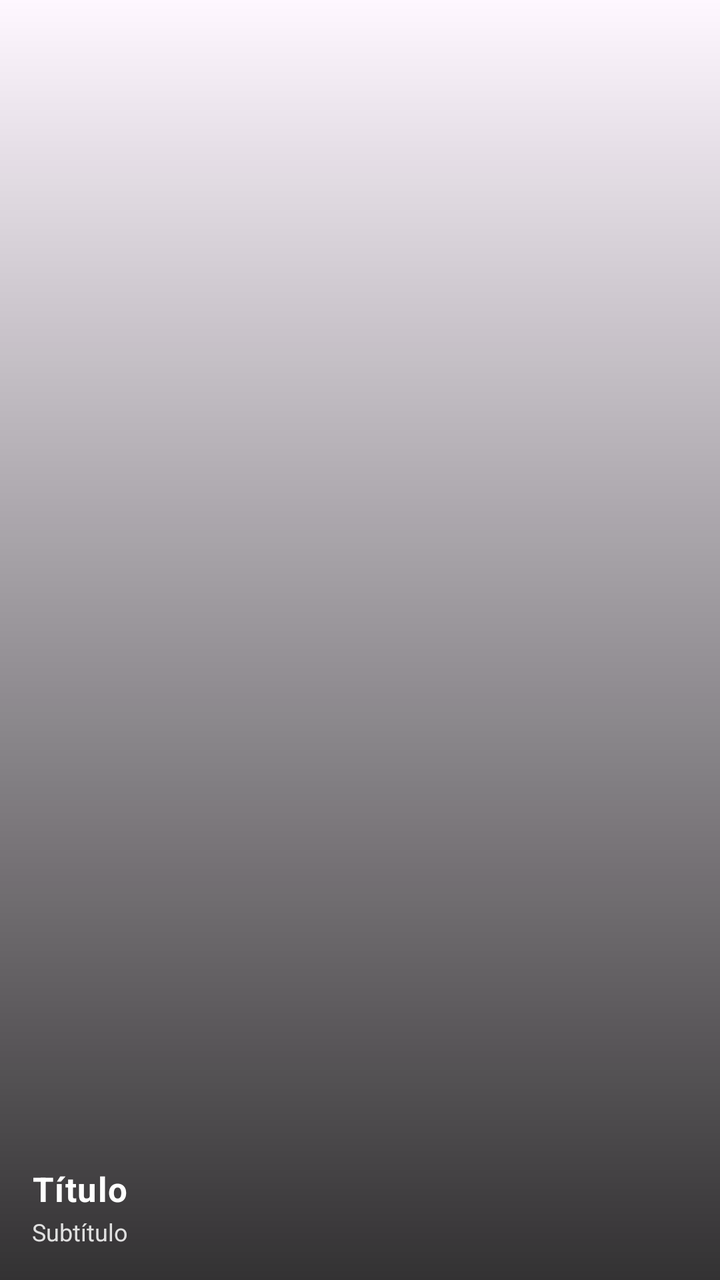
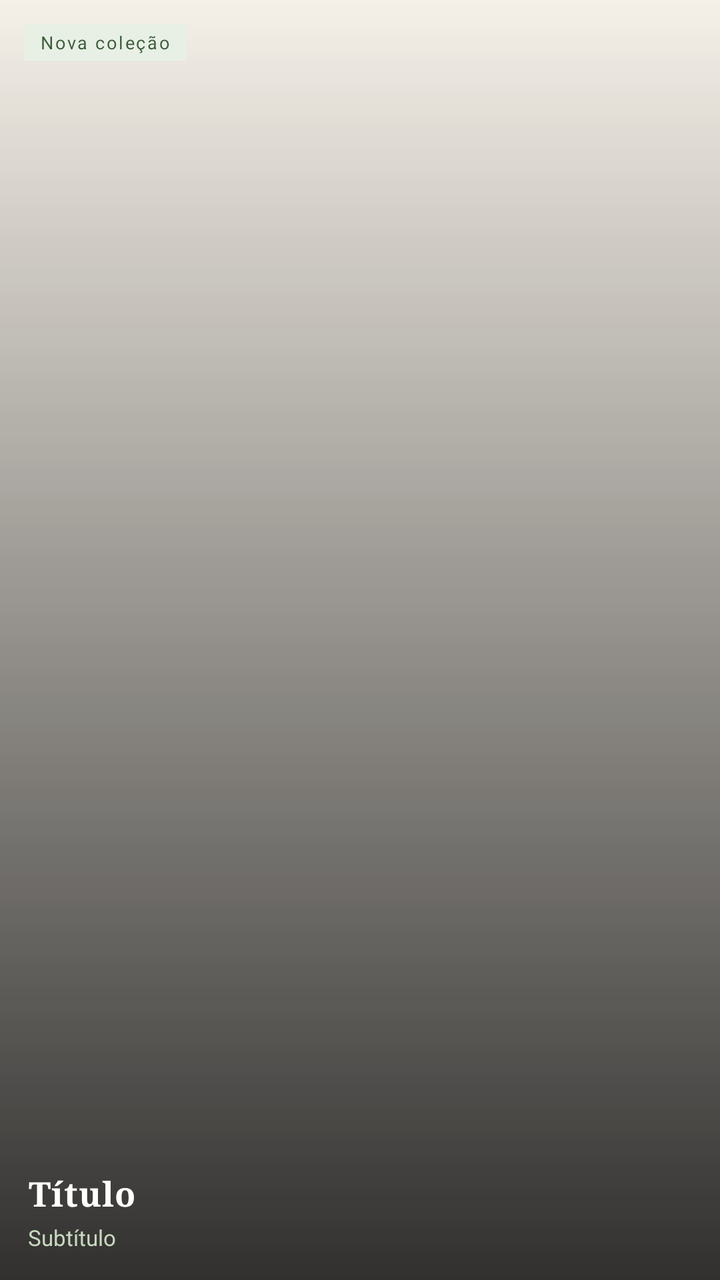

The first picture is an Android layout as it rendered before a commit; the second is the same layout after the commit. The layout source and the unified diff follow.
<!-- AndroidManifest.xml: application theme Theme.AppLoginTest -->
<!-- res/layout/item_banner.xml -->
<FrameLayout xmlns:android="http://schemas.android.com/apk/res/android"
    android:layout_width="match_parent"
    android:layout_height="match_parent">

    <ImageView
        android:id="@+id/imgBanner"
        android:layout_width="match_parent"
        android:layout_height="match_parent"
        android:scaleType="centerCrop"/>


    
    <View
        android:layout_width="match_parent"
        android:layout_height="match_parent"
        android:background="@drawable/gradiente_banner"/>


    
    <LinearLayout
        android:layout_width="match_parent"
        android:layout_height="wrap_content"
        android:layout_gravity="bottom"
        android:orientation="vertical"
        android:padding="16dp">


        <TextView
            android:id="@+id/tvBannerTitulo"
            android:layout_width="wrap_content"
            android:layout_height="wrap_content"
            android:text="Título"
            android:textColor="#FFFFFF"
            android:textSize="17sp"
            android:textStyle="bold"
            android:letterSpacing="0.03"/>


        <TextView
            android:id="@+id/tvBannerSubtitulo"
            android:layout_width="wrap_content"
            android:layout_height="wrap_content"
            android:text="Subtítulo"
            android:textColor="#E0E0E0"
            android:textSize="12sp"
            android:layout_marginTop="2dp"/>
    </LinearLayout>
</FrameLayout>
<!-- resources referenced by this layout -->
<resources>
  <!-- drawable gradiente_banner (drawable) -->
  <shape xmlns:android="http://schemas.android.com/apk/res/android">
  
      <gradient
          android:angle="270"
          android:startColor="#00000000"
          android:endColor="#CC000000"
          android:type="linear"/>
  </shape>
  <style name="Theme.AppLoginTest" parent="Base.Theme.AppLoginTest" />
  <style name="Base.Theme.AppLoginTest" parent="Theme.Material3.DayNight.NoActionBar">
          
          
      </style>
</resources>

<!-- the commit's change to res/layout/item_banner.xml (unified diff, before → after) -->
@@ -1,4 +1,6 @@
-<FrameLayout xmlns:android="http://schemas.android.com/apk/res/android"
+<?xml version="1.0" encoding="utf-8"?>
+<FrameLayout
+    xmlns:android="http://schemas.android.com/apk/res/android"
     android:layout_width="match_parent"
     android:layout_height="match_parent">
 
@@ -6,15 +8,29 @@
         android:id="@+id/imgBanner"
         android:layout_width="match_parent"
         android:layout_height="match_parent"
-        android:scaleType="centerCrop"/>
-
+        android:scaleType="centerCrop" />
 
     
     <View
         android:layout_width="match_parent"
         android:layout_height="match_parent"
-        android:background="@drawable/gradiente_banner"/>
+        android:background="@drawable/gradiente_banner" />
 
+    
+    <TextView
+        android:layout_width="wrap_content"
+        android:layout_height="wrap_content"
+        android:layout_gravity="top|start"
+        android:layout_margin="12dp"
+        android:background="@color/verde_fundo_badge"
+        android:paddingStart="8dp"
+        android:paddingEnd="8dp"
+        android:paddingTop="3dp"
+        android:paddingBottom="3dp"
+        android:text="Nova coleção"
+        android:textColor="@color/verde_medio"
+        android:textSize="9sp"
+        android:letterSpacing="0.1" />
 
     
     <LinearLayout
@@ -22,27 +38,26 @@
         android:layout_height="wrap_content"
         android:layout_gravity="bottom"
         android:orientation="vertical"
-        android:padding="16dp">
-
+        android:padding="14dp">
 
         <TextView
             android:id="@+id/tvBannerTitulo"
             android:layout_width="wrap_content"
             android:layout_height="wrap_content"
             android:text="Título"
-            android:textColor="#FFFFFF"
+            android:textColor="@color/white"
             android:textSize="17sp"
+            android:fontFamily="serif"
             android:textStyle="bold"
-            android:letterSpacing="0.03"/>
-
+            android:letterSpacing="0.02" />
 
         <TextView
             android:id="@+id/tvBannerSubtitulo"
             android:layout_width="wrap_content"
             android:layout_height="wrap_content"
             android:text="Subtítulo"
-            android:textColor="#E0E0E0"
-            android:textSize="12sp"
-            android:layout_marginTop="2dp"/>
+            android:textColor="@color/verde_menta"
+            android:textSize="11sp"
+            android:layout_marginTop="3dp" />
     </LinearLayout>
 </FrameLayout>
<!-- resource entries referenced after the edit -->
@@ -1,5 +1,9 @@
 <!-- resources referenced by this layout -->
 <resources>
+  <color name="verde_fundo_badge">#E8F0E6</color>
+  <color name="verde_medio">#3D5C3A</color>
+  <color name="verde_menta">#C8D9C0</color>
+  <color name="white">#FFFFFFFF</color>
   <!-- drawable gradiente_banner (drawable) -->
   <shape xmlns:android="http://schemas.android.com/apk/res/android">
   
@@ -11,8 +15,16 @@
   </shape>
   <style name="Theme.AppLoginTest" parent="Base.Theme.AppLoginTest" />
   <style name="Base.Theme.AppLoginTest" parent="Theme.Material3.DayNight.NoActionBar">
-          
-          
+          <item name="colorPrimary">@color/verde_escuro</item>
+          <item name="colorPrimaryVariant">@color/verde_medio</item>
+          <item name="colorOnPrimary">@color/white</item>
+          <item name="colorSecondary">@color/verde_claro</item>
+          <item name="colorOnSecondary">@color/verde_escuro</item>
+          <item name="android:windowBackground">@color/creme_fundo</item>
+          <item name="android:fontFamily">sans-serif</item>
       </style>
+  <color name="verde_escuro">#2C3D2A</color>
+  <color name="verde_claro">#8FAD88</color>
+  <color name="creme_fundo">#F5F0E8</color>
 </resources>
 
